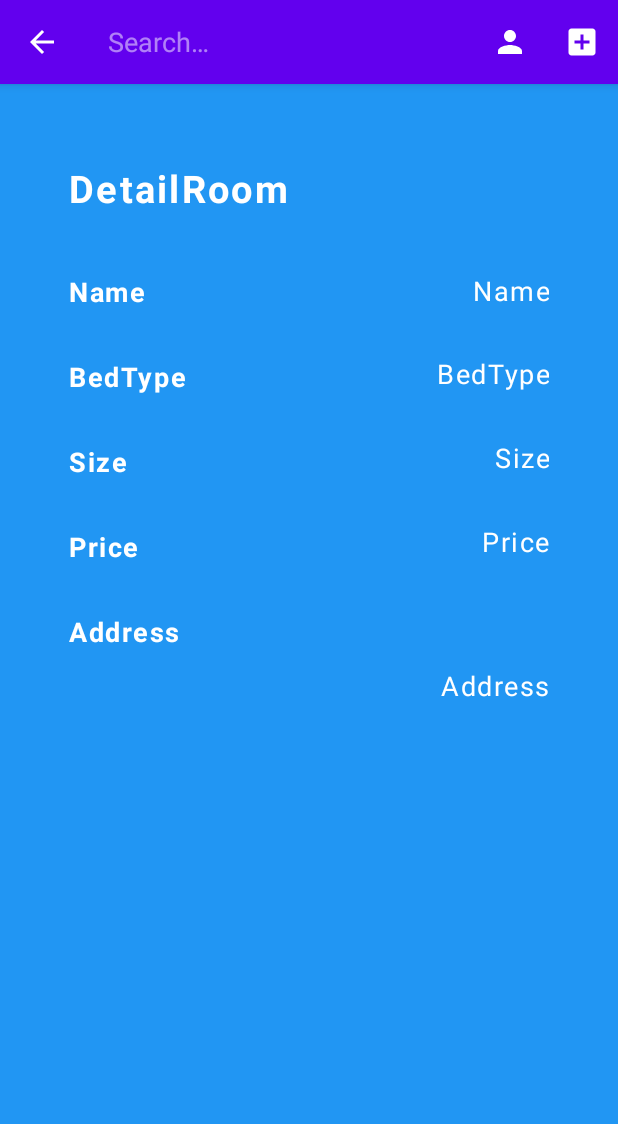
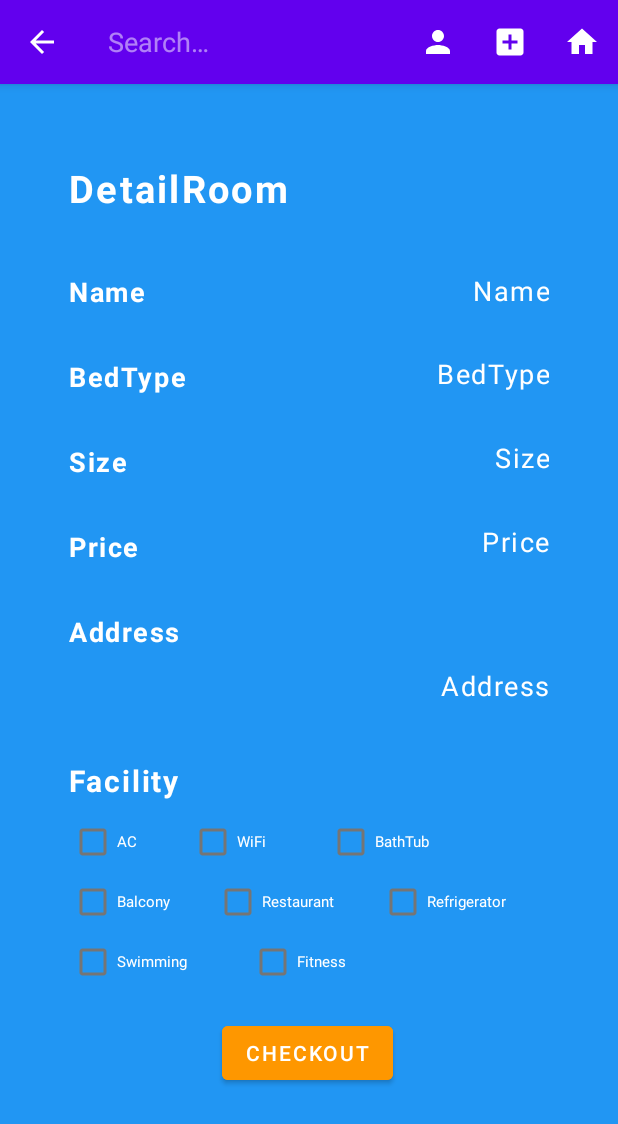
Before and after one commit to alifyaza/jsleep-android, an Android app: the DetailRoomActivity screen opened directly, with no data from a screen before it, after a tap on "Search Button", on a phone screen of 412 x 824 dp. Shown: the top 1124 px of the screen. Run offline under Robolectric (Android 15) with nearby library versions, the phone set to English and light mode, and no system bars; 6 statements that could not run were skipped.

Commit message:
mohon dimaklumi

```diff
--- /dev/null
+++ b/app/src/main/res/drawable/ic_baseline_home_24.xml
@@ -0,0 +1,5 @@
+<vector android:height="24dp" android:tint="#FFFFFF"
+    android:viewportHeight="24" android:viewportWidth="24"
+    android:width="24dp" xmlns:android="http://schemas.android.com/apk/res/android">
+    <path android:fillColor="@android:color/white" android:pathData="M10,20v-6h4v6h5v-8h3L12,3 2,12h3v8z"/>
+</vector>
--- a/app/src/main/res/layout/activity_create_room.xml
+++ b/app/src/main/res/layout/activity_create_room.xml
@@ -8,8 +8,8 @@
     tools:context=".CreateRoomActivity">
 
     <LinearLayout
-        android:layout_width="368dp"
-        android:layout_height="679dp"
+        android:layout_width="363dp"
+        android:layout_height="670dp"
         android:layout_marginStart="20dp"
         android:layout_marginTop="26dp"
         android:layout_marginEnd="20dp"
--- a/app/src/main/res/layout/activity_detail_room.xml
+++ b/app/src/main/res/layout/activity_detail_room.xml
@@ -189,8 +189,8 @@
 
     <TextView
         android:id="@+id/AddressOutput"
-        android:layout_width="326dp"
-        android:layout_height="30dp"
+        android:layout_width="310dp"
+        android:layout_height="38dp"
         android:layout_alignParentLeft="true"
         android:layout_alignParentTop="true"
         android:layout_marginTop="11dp"
@@ -205,4 +205,145 @@
         app:layout_constraintEnd_toEndOf="parent"
         app:layout_constraintTop_toBottomOf="@+id/AddressDR" />
 
+    <TextView
+        android:id="@+id/FacilityDR"
+        android:layout_width="310dp"
+        android:layout_height="38dp"
+        android:layout_alignParentLeft="true"
+        android:layout_alignParentTop="true"
+        android:layout_marginStart="46dp"
+        android:layout_marginTop="24dp"
+        android:gravity="top"
+        android:letterSpacing="0.06"
+        android:lineSpacingExtra="-6sp"
+        android:text="Facility"
+        android:textColor="#FFFFFF"
+        android:textSize="20dp"
+        android:textStyle="normal|bold"
+        app:layout_constraintStart_toStartOf="parent"
+        app:layout_constraintTop_toBottomOf="@+id/AddressOutput" />
+
+    <CheckBox
+        android:id="@+id/CheckBathTub"
+        android:layout_width="85dp"
+        android:layout_height="30dp"
+        android:layout_marginHorizontal="10dp"
+        android:layout_marginStart="32dp"
+        android:layout_marginTop="1dp"
+        android:backgroundTint="#FE9700"
+        android:text="BathTub"
+        android:textColor="@color/white"
+        android:textSize="10dp"
+        app:layout_constraintStart_toEndOf="@+id/CheckWiFi"
+        app:layout_constraintTop_toBottomOf="@+id/FacilityDR" />
+
+    <CheckBox
+        android:id="@+id/CheckWiFi"
+        android:layout_width="60dp"
+        android:layout_height="30dp"
+        android:layout_marginHorizontal="10dp"
+        android:layout_marginStart="30dp"
+        android:layout_marginTop="1dp"
+        android:backgroundTint="#FE9700"
+        android:text="WiFi"
+        android:textColor="@color/white"
+        android:textSize="10dp"
+        app:layout_constraintStart_toEndOf="@+id/CheckAC"
+        app:layout_constraintTop_toBottomOf="@+id/FacilityDR" />
+
+    <CheckBox
+        android:id="@+id/CheckAC"
+        android:layout_width="50dp"
+        android:layout_height="30dp"
+        android:layout_marginStart="46dp"
+        android:layout_marginTop="1dp"
+        android:backgroundTint="#FE9700"
+        android:text="AC"
+        android:textColor="@color/white"
+        android:textSize="10dp"
+        app:layout_constraintStart_toStartOf="parent"
+        app:layout_constraintTop_toBottomOf="@+id/FacilityDR"
+        tools:ignore="TouchTargetSizeCheck" />
+
+    <CheckBox
+        android:id="@+id/CheckBalcony"
+        android:layout_width="85dp"
+        android:layout_height="30dp"
+        android:layout_marginStart="46dp"
+        android:layout_marginTop="10dp"
+        android:backgroundTint="#FE9700"
+        android:text="Balcony"
+        android:textColor="@color/white"
+        android:textSize="10dp"
+        app:layout_constraintStart_toStartOf="parent"
+        app:layout_constraintTop_toBottomOf="@+id/CheckWiFi"
+        tools:ignore="TouchTargetSizeCheck" />
+
+    <CheckBox
+        android:id="@+id/CheckRestaurant"
+        android:layout_width="100dp"
+        android:layout_height="30dp"
+        android:layout_marginHorizontal="10dp"
+        android:layout_marginStart="11dp"
+        android:layout_marginTop="10dp"
+        android:backgroundTint="#FE9700"
+        android:text="Restaurant"
+        android:textColor="@color/white"
+        android:textSize="10dp"
+        app:layout_constraintStart_toEndOf="@+id/CheckBalcony"
+        app:layout_constraintTop_toBottomOf="@+id/CheckBathTub" />
+
+    <CheckBox
+        android:id="@+id/CheckRefrigirator"
+        android:layout_width="103dp"
+        android:layout_height="30dp"
+        android:layout_marginHorizontal="10dp"
+        android:layout_marginTop="10dp"
+        android:backgroundTint="#FE9700"
+        android:text="Refrigerator"
+        android:textColor="@color/white"
+        android:textSize="10dp"
+        app:layout_constraintStart_toEndOf="@+id/CheckRestaurant"
+        app:layout_constraintTop_toBottomOf="@+id/CheckBathTub"
+        tools:ignore="TouchTargetSizeCheck" />
+
+    <CheckBox
+        android:id="@+id/CheckFitness"
+        android:layout_width="110dp"
+        android:layout_height="30dp"
+        android:layout_marginHorizontal="10dp"
+        android:layout_marginTop="10dp"
+        android:backgroundTint="#FE9700"
+        android:text="Fitness"
+        android:textColor="@color/white"
+        android:textSize="10dp"
+        app:layout_constraintStart_toEndOf="@+id/CheckSwimming"
+        app:layout_constraintTop_toBottomOf="@+id/CheckRestaurant"
+        tools:ignore="TouchTargetSizeCheck" />
+
+    <CheckBox
+        android:id="@+id/CheckSwimming"
+        android:layout_width="110dp"
+        android:layout_height="30dp"
+        android:layout_marginStart="46dp"
+        android:layout_marginTop="10dp"
+        android:backgroundTint="#FE9700"
+        android:text="Swimming"
+        android:textColor="@color/white"
+        android:textSize="10dp"
+        app:layout_constraintStart_toStartOf="parent"
+        app:layout_constraintTop_toBottomOf="@+id/CheckBalcony"
+        tools:ignore="TouchTargetSizeCheck" />
+
+    <Button
+        android:id="@+id/CheckoutButton"
+        android:layout_width="wrap_content"
+        android:layout_height="wrap_content"
+        android:layout_marginStart="148dp"
+        android:layout_marginTop="22dp"
+        android:backgroundTint="#FE9700"
+        android:text="CheckOut"
+        app:layout_constraintStart_toStartOf="parent"
+        app:layout_constraintTop_toBottomOf="@+id/CheckFitness" />
+
 </androidx.constraintlayout.widget.ConstraintLayout>
--- a/app/src/main/res/menu/top_menu.xml
+++ b/app/src/main/res/menu/top_menu.xml
@@ -16,7 +16,11 @@
         android:id="@+id/add_button"
         android:icon="@drawable/ic_baseline_add_box_24"
         android:title="Add Button"
-        app:actionViewClass="androidx.appcompat.widget.SearchView"
         app:showAsAction="always|collapseActionView" />
 
+    <item android:id="@+id/home_button"
+        android:icon="@drawable/ic_baseline_home_24"
+        android:title="Search Button"
+        app:showAsAction="collapseActionView|always"/>
+
 </menu>
```
